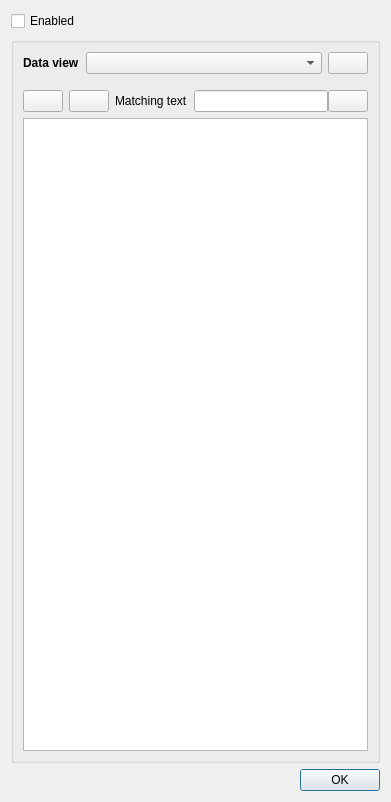
Before: the Qt Designer form libshvvisu/src/timeline/channelfilterdialog.ui in silicon-heaven/libshv, drawn with Qt 5.
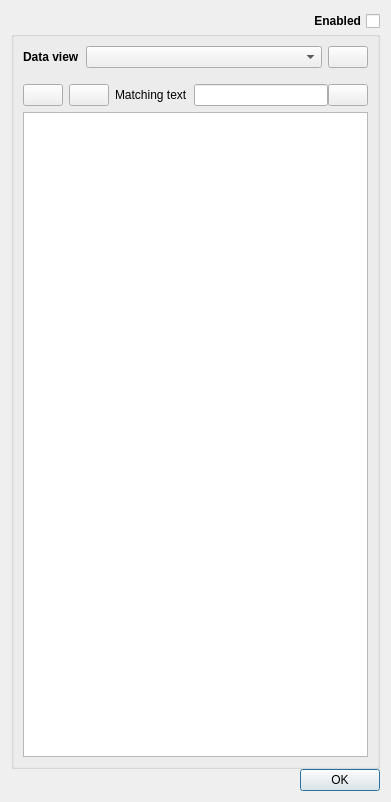
After: the same form once the commit is applied. Icons and pictures are not drawn.

```diff
--- a/libshvvisu/src/timeline/channelfilterdialog.ui
+++ b/libshvvisu/src/timeline/channelfilterdialog.ui
@@ -14,8 +14,19 @@
    <string>Channels filter dialog</string>
   </property>
   <layout class="QVBoxLayout" name="verticalLayout_2">
+   <property name="spacing">
+    <number>0</number>
+   </property>
    <item>
     <widget class="QCheckBox" name="chbFileterEnabled">
+     <property name="font">
+      <font>
+       <bold>true</bold>
+      </font>
+     </property>
+     <property name="layoutDirection">
+      <enum>Qt::RightToLeft</enum>
+     </property>
      <property name="text">
       <string>Enabled</string>
      </property>
@@ -27,6 +38,15 @@
       <string/>
      </property>
      <layout class="QVBoxLayout" name="verticalLayout">
+      <property name="topMargin">
+       <number>9</number>
+      </property>
+      <property name="rightMargin">
+       <number>9</number>
+      </property>
+      <property name="bottomMargin">
+       <number>9</number>
+      </property>
       <item>
        <layout class="QHBoxLayout" name="horizontalLayout">
         <item>
```
